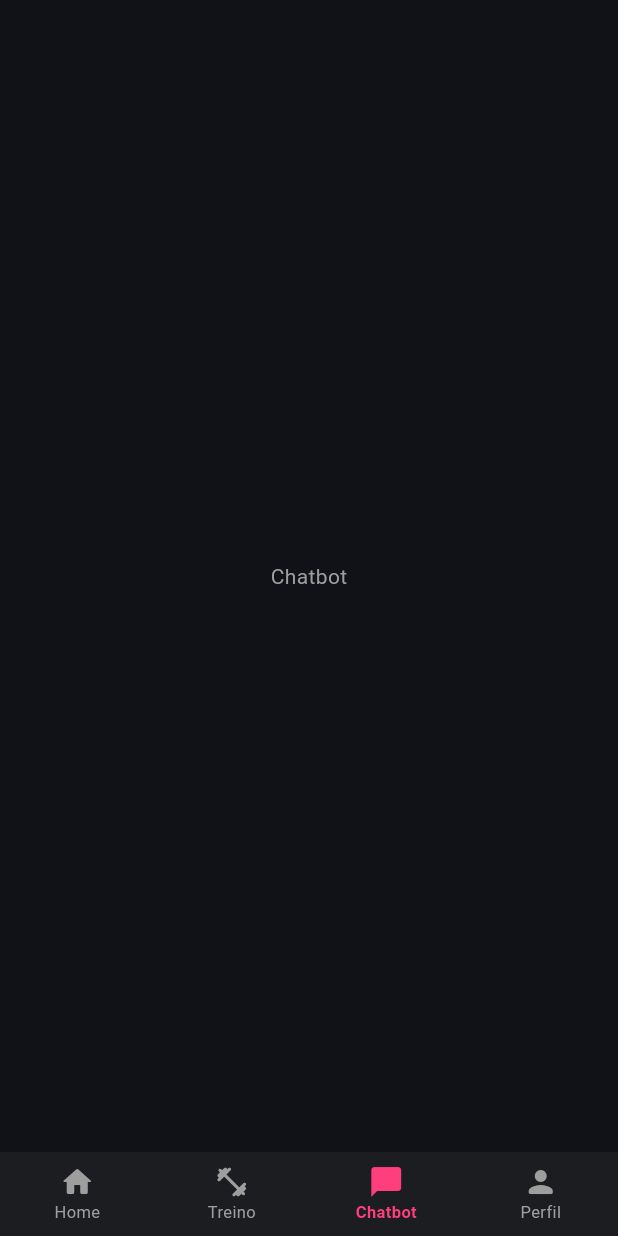
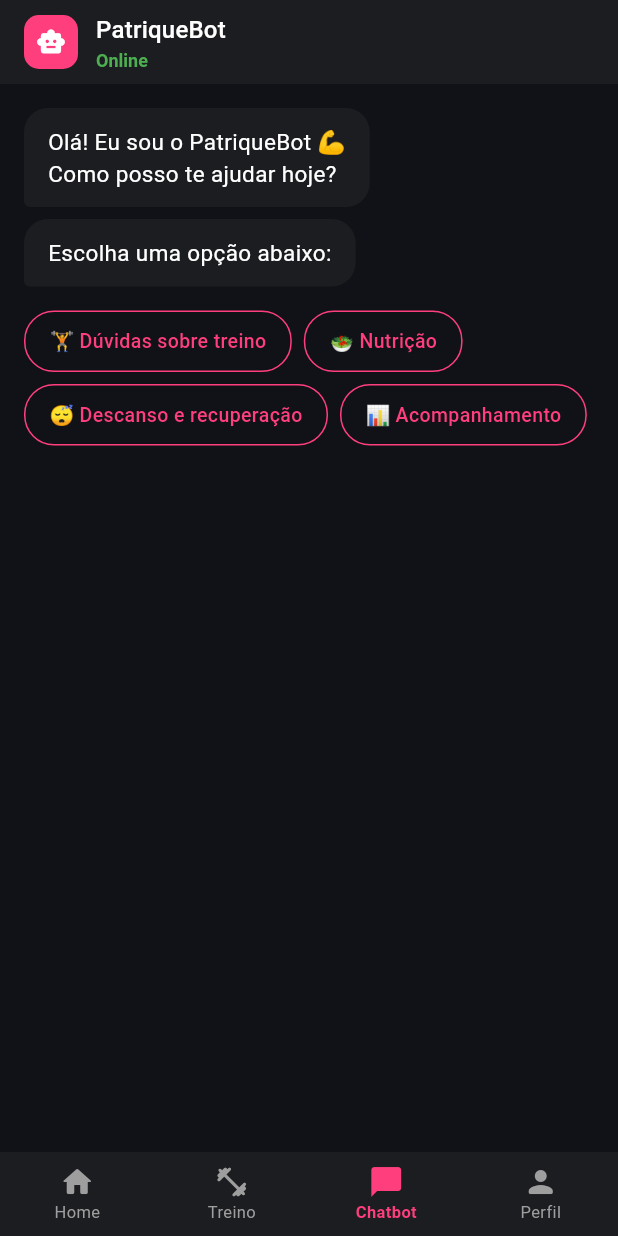
Before and after one commit to victorhasse/patrique_app, a Flutter app: the screen it shows after launch, item 3 of the bottom bar chosen, on a phone screen of 412 x 824 dp. Run offline on Flutter 3.47's test engine with Material 3 defaults, Android fonts, the phone set to English and light mode, and no system bars.

Commit message:
feat: add chatbot screen

```diff
--- /dev/null
+++ b/lib/features/chatbot/chatbot_screen.dart
@@ -0,0 +1,267 @@
+import 'package:flutter/material.dart';
+import '../../core/theme/app_theme.dart';
+
+class ChatbotScreen extends StatefulWidget {
+  const ChatbotScreen({super.key});
+
+  @override
+  State<ChatbotScreen> createState() => _ChatbotScreenState();
+}
+
+class _ChatbotScreenState extends State<ChatbotScreen> {
+  final _mensagemController = TextEditingController();
+  final _scrollController = ScrollController();
+
+  final List<Map<String, dynamic>> _mensagens = [
+    {
+      'texto': 'Olá! Eu sou o PatriqueBot 💪\nComo posso te ajudar hoje?',
+      'isBot': true,
+    },
+  ];
+
+  // Árvore de decisões
+  final Map<String, dynamic> _arvore = {
+    'inicio': {
+      'mensagem': 'Escolha uma opção abaixo:',
+      'opcoes': ['🏋️ Dúvidas sobre treino', '🥗 Nutrição', '😴 Descanso e recuperação', '📊 Acompanhamento'],
+    },
+    '🏋️ Dúvidas sobre treino': {
+      'mensagem': 'Qual sua dúvida sobre treino?',
+      'opcoes': ['Como montar uma série?', 'Quantas vezes treinar por semana?', 'Como evoluir no treino?'],
+    },
+    '🥗 Nutrição': {
+      'mensagem': 'O que você quer saber sobre nutrição?',
+      'opcoes': ['O que comer antes do treino?', 'O que comer depois do treino?', 'Quanto de proteína por dia?'],
+    },
+    '😴 Descanso e recuperação': {
+      'mensagem': 'O que você quer saber sobre recuperação?',
+      'opcoes': ['Quantas horas dormir?', 'O que é overtraining?', 'Quando posso treinar com dor muscular?'],
+    },
+    '📊 Acompanhamento': {
+      'mensagem': 'O que deseja acompanhar?',
+      'opcoes': ['Ver meu progresso', 'Meus treinos da semana', 'Meu streak atual'],
+    },
+    'Como montar uma série?': {
+      'mensagem': 'Para iniciantes, recomendo:\n\n• 3 séries de 12 repetições\n• Descanso de 60 segundos\n• Foco na técnica antes do peso\n\nQuer saber mais alguma coisa?',
+      'opcoes': ['Voltar ao início', 'Quantas vezes treinar por semana?'],
+    },
+    'Quantas vezes treinar por semana?': {
+      'mensagem': 'Depende do seu nível:\n\n• Iniciante: 3x por semana\n• Intermediário: 4x por semana\n• Avançado: 5-6x por semana\n\nSempre respeitando o descanso!',
+      'opcoes': ['Voltar ao início', 'Como evoluir no treino?'],
+    },
+    'Como evoluir no treino?': {
+      'mensagem': 'A chave é a sobrecarga progressiva:\n\n• Aumente o peso gradualmente\n• Adicione mais repetições\n• Reduza o tempo de descanso\n• Varie os exercícios a cada 4-6 semanas',
+      'opcoes': ['Voltar ao início', 'Quantas vezes treinar por semana?'],
+    },
+    'O que comer antes do treino?': {
+      'mensagem': 'Ideal comer 1-2h antes:\n\n• Carboidratos de fácil digestão\n• Banana com pasta de amendoim\n• Pão integral com ovo\n• Aveia com frutas\n\nEvite gorduras e fibras em excesso!',
+      'opcoes': ['Voltar ao início', 'O que comer depois do treino?'],
+    },
+    'O que comer depois do treino?': {
+      'mensagem': 'Até 1h após o treino:\n\n• Proteína para recuperação muscular\n• Frango com arroz e legumes\n• Atum com batata doce\n• Whey protein com fruta\n\nEsse é o momento mais importante!',
+      'opcoes': ['Voltar ao início', 'Quanto de proteína por dia?'],
+    },
+    'Quanto de proteína por dia?': {
+      'mensagem': 'A recomendação geral é:\n\n• 1.6g a 2.2g por kg de peso corporal\n• Exemplo: 70kg = 112g a 154g/dia\n• Distribua em 4-5 refeições\n\nConsulte um nutricionista para orientação personalizada!',
+      'opcoes': ['Voltar ao início', 'O que comer antes do treino?'],
+    },
+    'Quantas horas dormir?': {
+      'mensagem': 'O sono é fundamental para os resultados:\n\n• Mínimo de 7-8 horas por noite\n• É durante o sono que o músculo cresce\n• Evite telas 1h antes de dormir\n• Mantenha horários regulares',
+      'opcoes': ['Voltar ao início', 'O que é overtraining?'],
+    },
+    'O que é overtraining?': {
+      'mensagem': 'Overtraining é o excesso de treino:\n\n• Queda no desempenho\n• Cansaço excessivo\n• Irritabilidade\n• Dificuldade para dormir\n\nSe identificar esses sinais, descanse por 1 semana!',
+      'opcoes': ['Voltar ao início', 'Quando posso treinar com dor muscular?'],
+    },
+    'Quando posso treinar com dor muscular?': {
+      'mensagem': 'Depende do tipo de dor:\n\n• Dor muscular tardia (DOMS): pode treinar outro grupo muscular\n• Dor articular ou aguda: PARE e descanse\n• Dor leve: ok treinar com intensidade reduzida\n\nSempre ouça seu corpo!',
+      'opcoes': ['Voltar ao início', 'O que é overtraining?'],
+    },
+    'Ver meu progresso': {
+      'mensagem': 'Você está indo muito bem! 🎉\n\n• Streak atual: 7 dias 🔥\n• Treinos esse mês: 18\n• Grupo favorito: Peito e Tríceps\n\nContinue assim!',
+      'opcoes': ['Voltar ao início', 'Meus treinos da semana'],
+    },
+    'Meus treinos da semana': {
+      'mensagem': 'Sua semana até agora:\n\n✅ Segunda — Peito e Tríceps\n✅ Terça — Costas e Bíceps\n✅ Quarta — Pernas\n✅ Quinta — Ombros\n✅ Sexta — Cardio\n⬜ Sábado\n⬜ Domingo',
+      'opcoes': ['Voltar ao início', 'Meu streak atual'],
+    },
+    'Meu streak atual': {
+      'mensagem': '🔥 Seu streak atual é de 7 dias!\n\nVocê está entre os 10% mais consistentes da plataforma. Continue treinando amanhã para manter!',
+      'opcoes': ['Voltar ao início', 'Ver meu progresso'],
+    },
+    'Voltar ao início': {
+      'mensagem': 'Claro! Como posso te ajudar?',
+      'opcoes': ['🏋️ Dúvidas sobre treino', '🥗 Nutrição', '😴 Descanso e recuperação', '📊 Acompanhamento'],
+    },
+  };
+
+  void _responderOpcao(String opcao) {
+    setState(() {
+      // Mensagem do usuário
+      _mensagens.add({'texto': opcao, 'isBot': false});
+    });
+
+    Future.delayed(const Duration(milliseconds: 600), () {
+      final resposta = _arvore[opcao];
+      if (resposta != null) {
+        setState(() {
+          _mensagens.add({
+            'texto': resposta['mensagem'],
+            'isBot': true,
+            'opcoes': resposta['opcoes'],
+          });
+        });
+      }
+      _rolarParaBaixo();
+    });
+  }
+
+  void _rolarParaBaixo() {
+    Future.delayed(const Duration(milliseconds: 100), () {
+      if (_scrollController.hasClients) {
+        _scrollController.animateTo(
+          _scrollController.position.maxScrollExtent,
+          duration: const Duration(milliseconds: 300),
+          curve: Curves.easeOut,
+        );
+      }
+    });
+  }
+
+  @override
+  void initState() {
+    super.initState();
+    // Adiciona opções iniciais
+    Future.delayed(const Duration(milliseconds: 400), () {
+      setState(() {
+        _mensagens.add({
+          'texto': 'Escolha uma opção abaixo:',
+          'isBot': true,
+          'opcoes': _arvore['inicio']!['opcoes'],
+        });
+      });
+    });
+  }
+
+  @override
+  void dispose() {
+    _mensagemController.dispose();
+    _scrollController.dispose();
+    super.dispose();
+  }
+
+  @override
+  Widget build(BuildContext context) {
+    return Scaffold(
+      appBar: AppBar(
+        backgroundColor: AppTheme.surface,
+        elevation: 0,
+        automaticallyImplyLeading: false,
+        title: Row(
+          children: [
+            Container(
+              width: 36,
+              height: 36,
+              decoration: BoxDecoration(
+                color: AppTheme.primary,
+                borderRadius: BorderRadius.circular(10),
+              ),
+              child: const Icon(Icons.smart_toy_rounded,
+                  color: Colors.white, size: 20),
+            ),
+            const SizedBox(width: 12),
+            Column(
+              crossAxisAlignment: CrossAxisAlignment.start,
+              children: [
+                Text('PatriqueBot',
+                    style: Theme.of(context).textTheme.titleMedium),
+                const Text('Online',
+                    style: TextStyle(color: Colors.green, fontSize: 12)),
+              ],
+            ),
+          ],
+        ),
+      ),
+      body: Column(
+        children: [
+          // Lista de mensagens
+          Expanded(
+            child: ListView.builder(
+              controller: _scrollController,
+              padding: const EdgeInsets.all(16),
+              itemCount: _mensagens.length,
+              itemBuilder: (context, index) {
+                final msg = _mensagens[index];
+                final isBot = msg['isBot'] as bool;
+                final opcoes = msg['opcoes'] as List<dynamic>?;
+
+                return Column(
+                  crossAxisAlignment: isBot
+                      ? CrossAxisAlignment.start
+                      : CrossAxisAlignment.end,
+                  children: [
+                    // Bolha de mensagem
+                    Container(
+                      margin: const EdgeInsets.only(bottom: 8),
+                      padding: const EdgeInsets.symmetric(
+                          horizontal: 16, vertical: 12),
+                      constraints: BoxConstraints(
+                        maxWidth: MediaQuery.of(context).size.width * 0.75,
+                      ),
+                      decoration: BoxDecoration(
+                        color: isBot ? AppTheme.surface : AppTheme.primary,
+                        borderRadius: BorderRadius.only(
+                          topLeft: const Radius.circular(16),
+                          topRight: const Radius.circular(16),
+                          bottomLeft: Radius.circular(isBot ? 4 : 16),
+                          bottomRight: Radius.circular(isBot ? 16 : 4),
+                        ),
+                      ),
+                      child: Text(
+                        msg['texto'],
+                        style: const TextStyle(
+                            color: Colors.white, fontSize: 15, height: 1.4),
+                      ),
+                    ),
+
+                    // Opções de resposta rápida
+                    if (opcoes != null &&
+                        index == _mensagens.length - 1) ...[
+                      const SizedBox(height: 8),
+                      Wrap(
+                        spacing: 8,
+                        runSpacing: 8,
+                        children: opcoes.map((opcao) {
+                          return GestureDetector(
+                            onTap: () => _responderOpcao(opcao.toString()),
+                            child: Container(
+                              padding: const EdgeInsets.symmetric(
+                                  horizontal: 16, vertical: 10),
+                              decoration: BoxDecoration(
+                                border: Border.all(color: AppTheme.primary),
+                                borderRadius: BorderRadius.circular(20),
+                              ),
+                              child: Text(
+                                opcao.toString(),
+                                style: const TextStyle(
+                                  color: AppTheme.primary,
+                                  fontSize: 13,
+                                  fontWeight: FontWeight.w500,
+                                ),
+                              ),
+                            ),
+                          );
+                        }).toList(),
+                      ),
+                      const SizedBox(height: 16),
+                    ],
+                  ],
+                );
+              },
+            ),
+          ),
+        ],
+      ),
+    );
+  }
+}
--- a/lib/main.dart
+++ b/lib/main.dart
@@ -2,6 +2,7 @@ import 'package:flutter/material.dart';
 import 'core/theme/app_theme.dart';
 import 'features/home/home_screen.dart';
 import 'features/treino/treino_screen.dart';
+import 'features/chatbot/chatbot_screen.dart';
 
 void main() {
   runApp(const PatriqueApp());
@@ -13,7 +14,7 @@ class PatriqueApp extends StatelessWidget {
   @override
   Widget build(BuildContext context) {
     return MaterialApp(
-      title: 'Pratique Fitness',
+      title: 'Patrique Fitness',
       debugShowCheckedModeBanner: false,
       theme: AppTheme.darkTheme,
       home: const MainScreen(),
@@ -34,7 +35,7 @@ class _MainScreenState extends State<MainScreen> {
   final List<Widget> _screens = const [
     HomeScreen(),
     const TreinoScreen(),
-    Center(child: Text('Chatbot')),
+    const ChatbotScreen(),
     Center(child: Text('Perfil')),
   ];
 
```
